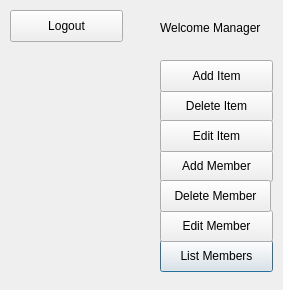
Old version of the form QtGui/menuManager.ui in the repository Tligtvoet/goat-bulk.
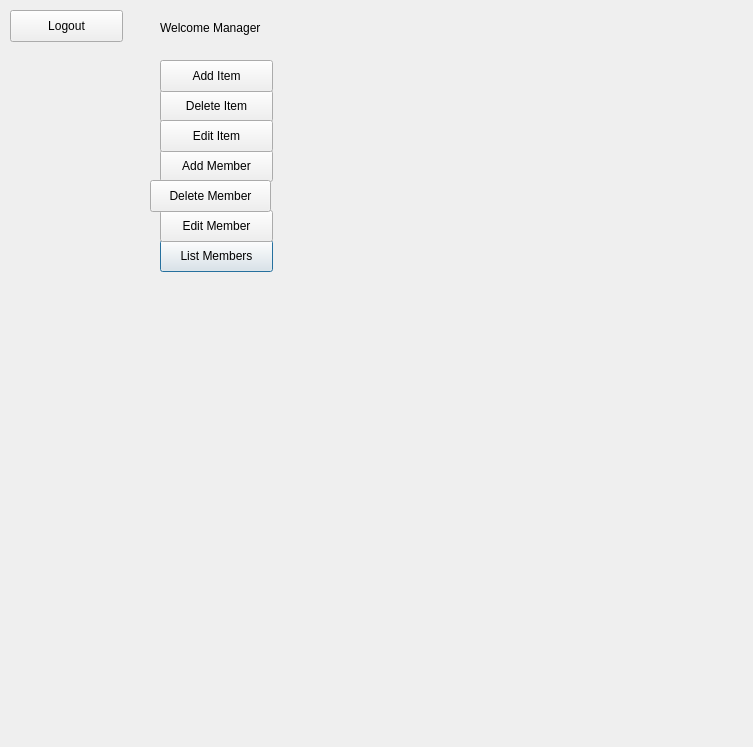
New version of the form.

The edit to the form file:
```diff
--- a/QtGui/menuManager.ui
+++ b/QtGui/menuManager.ui
@@ -6,8 +6,8 @@
    <rect>
     <x>0</x>
     <y>0</y>
-    <width>283</width>
-    <height>290</height>
+    <width>753</width>
+    <height>747</height>
    </rect>
   </property>
   <property name="windowTitle">
@@ -107,9 +107,9 @@
   <widget class="QPushButton" name="pushButton_8">
    <property name="geometry">
     <rect>
-     <x>160</x>
+     <x>150</x>
      <y>180</y>
-     <width>111</width>
+     <width>121</width>
      <height>32</height>
     </rect>
    </property>
```
